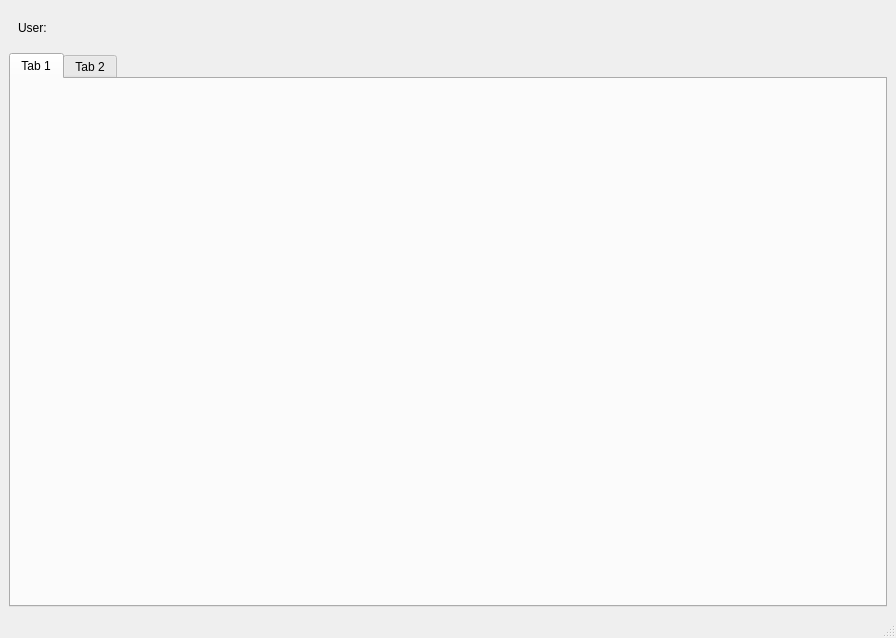
This is ui/ui_mainwindow.ui in jeremy-peng/eTicket as Qt 5 draws it before an edit. The edited form follows.
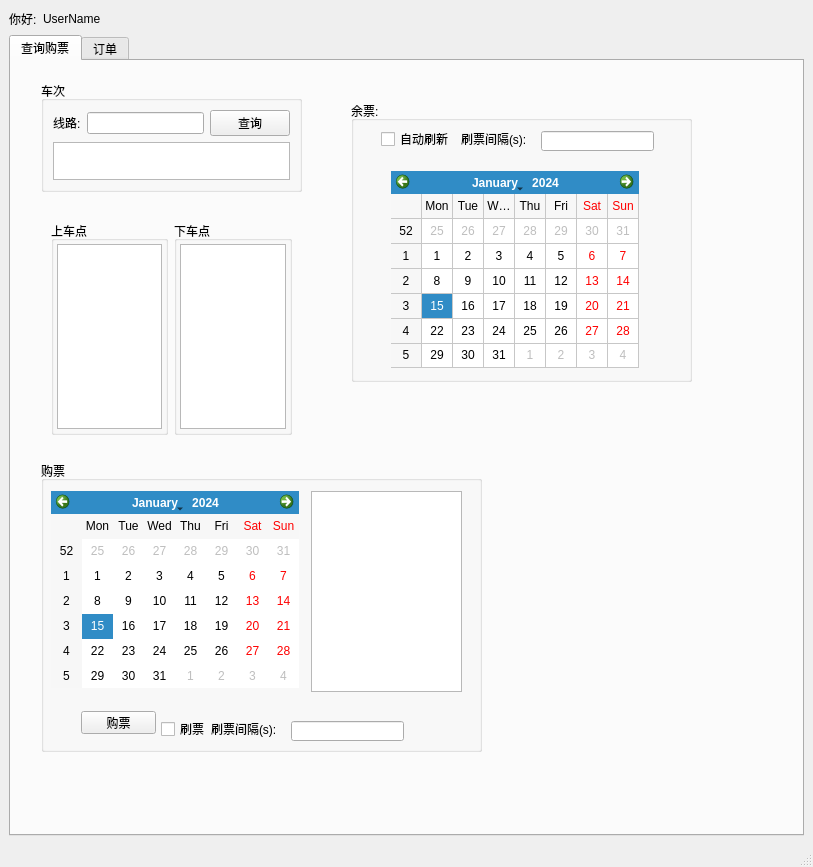
This is the edited form. Icons and pictures are not drawn.

Diff of the .ui file:
```diff
--- a/ui/ui_mainwindow.ui
+++ b/ui/ui_mainwindow.ui
@@ -6,8 +6,8 @@
    <rect>
     <x>0</x>
     <y>0</y>
-    <width>896</width>
-    <height>638</height>
+    <width>813</width>
+    <height>867</height>
    </rect>
   </property>
   <property name="windowTitle">
@@ -18,50 +18,312 @@
     <normaloff>:/image/bus.jpg</normaloff>:/image/bus.jpg</iconset>
   </property>
   <widget class="QWidget" name="centralwidget">
-   <layout class="QVBoxLayout" name="verticalLayout">
+   <layout class="QVBoxLayout" name="verticalLayout_2">
     <item>
-     <widget class="QWidget" name="widget" native="true">
-      <layout class="QHBoxLayout" name="horizontalLayout">
-       <item>
-        <widget class="QLabel" name="labelUserName">
-         <property name="text">
-          <string>User:</string>
-         </property>
-        </widget>
-       </item>
-       <item>
-        <widget class="QLabel" name="label_2">
-         <property name="text">
-          <string/>
-         </property>
-        </widget>
-       </item>
-       <item>
-        <spacer name="horizontalSpacer">
-         <property name="orientation">
-          <enum>Qt::Horizontal</enum>
-         </property>
-         <property name="sizeHint" stdset="0">
-          <size>
-           <width>40</width>
-           <height>20</height>
-          </size>
-         </property>
-        </spacer>
-       </item>
-      </layout>
-     </widget>
+     <layout class="QHBoxLayout" name="horizontalLayout_2">
+      <item>
+       <widget class="QLabel" name="label">
+        <property name="text">
+         <string>你好:</string>
+        </property>
+       </widget>
+      </item>
+      <item>
+       <widget class="QLabel" name="labelUserName">
+        <property name="text">
+         <string>UserName</string>
+        </property>
+       </widget>
+      </item>
+      <item>
+       <spacer name="horizontalSpacer">
+        <property name="orientation">
+         <enum>Qt::Horizontal</enum>
+        </property>
+        <property name="sizeHint" stdset="0">
+         <size>
+          <width>40</width>
+          <height>20</height>
+         </size>
+        </property>
+       </spacer>
+      </item>
+     </layout>
     </item>
     <item>
      <widget class="QTabWidget" name="tabWidget">
       <widget class="QWidget" name="tab">
        <attribute name="title">
-        <string>Tab 1</string>
+        <string>查询购票</string>
        </attribute>
+       <widget class="QGroupBox" name="groupBox_5">
+        <property name="geometry">
+         <rect>
+          <x>30</x>
+          <y>400</y>
+          <width>441</width>
+          <height>291</height>
+         </rect>
+        </property>
+        <property name="title">
+         <string>购票</string>
+        </property>
+        <widget class="QCalendarWidget" name="calendarWidget">
+         <property name="geometry">
+          <rect>
+           <x>10</x>
+           <y>30</y>
+           <width>248</width>
+           <height>197</height>
+          </rect>
+         </property>
+        </widget>
+        <widget class="QPushButton" name="pushButton">
+         <property name="geometry">
+          <rect>
+           <x>40</x>
+           <y>250</y>
+           <width>75</width>
+           <height>23</height>
+          </rect>
+         </property>
+         <property name="text">
+          <string>购票</string>
+         </property>
+        </widget>
+        <widget class="QCheckBox" name="checkBox">
+         <property name="geometry">
+          <rect>
+           <x>120</x>
+           <y>260</y>
+           <width>71</width>
+           <height>16</height>
+          </rect>
+         </property>
+         <property name="text">
+          <string>刷票</string>
+         </property>
+        </widget>
+        <widget class="QListWidget" name="listWidget_4">
+         <property name="geometry">
+          <rect>
+           <x>270</x>
+           <y>30</y>
+           <width>151</width>
+           <height>201</height>
+          </rect>
+         </property>
+        </widget>
+        <widget class="QLineEdit" name="lineEdit_2">
+         <property name="geometry">
+          <rect>
+           <x>250</x>
+           <y>260</y>
+           <width>113</width>
+           <height>20</height>
+          </rect>
+         </property>
+        </widget>
+        <widget class="QLabel" name="label_3">
+         <property name="geometry">
+          <rect>
+           <x>170</x>
+           <y>260</y>
+           <width>71</width>
+           <height>16</height>
+          </rect>
+         </property>
+         <property name="text">
+          <string>刷票间隔(s):</string>
+         </property>
+        </widget>
+       </widget>
+       <widget class="QGroupBox" name="groupBox_2">
+        <property name="geometry">
+         <rect>
+          <x>30</x>
+          <y>20</y>
+          <width>261</width>
+          <height>111</height>
+         </rect>
+        </property>
+        <property name="title">
+         <string>车次</string>
+        </property>
+        <layout class="QVBoxLayout" name="verticalLayout_3">
+         <item>
+          <layout class="QHBoxLayout" name="horizontalLayout_4">
+           <item>
+            <widget class="QLabel" name="label_2">
+             <property name="text">
+              <string>线路:</string>
+             </property>
+            </widget>
+           </item>
+           <item>
+            <widget class="QLineEdit" name="lineEdit"/>
+           </item>
+           <item>
+            <widget class="QPushButton" name="pushButton_2">
+             <property name="text">
+              <string>查询</string>
+             </property>
+            </widget>
+           </item>
+          </layout>
+         </item>
+         <item>
+          <widget class="QListWidget" name="listWidget"/>
+         </item>
+        </layout>
+       </widget>
+       <widget class="QGroupBox" name="groupBox_4">
+        <property name="geometry">
+         <rect>
+          <x>340</x>
+          <y>40</y>
+          <width>341</width>
+          <height>281</height>
+         </rect>
+        </property>
+        <property name="title">
+         <string>余票:</string>
+        </property>
+        <widget class="QCalendarWidget" name="calendarTicket">
+         <property name="geometry">
+          <rect>
+           <x>40</x>
+           <y>70</y>
+           <width>248</width>
+           <height>197</height>
+          </rect>
+         </property>
+         <property name="firstDayOfWeek">
+          <enum>Qt::Monday</enum>
+         </property>
+         <property name="gridVisible">
+          <bool>true</bool>
+         </property>
+         <property name="selectionMode">
+          <enum>QCalendarWidget::NoSelection</enum>
+         </property>
+         <property name="horizontalHeaderFormat">
+          <enum>QCalendarWidget::ShortDayNames</enum>
+         </property>
+         <property name="navigationBarVisible">
+          <bool>true</bool>
+         </property>
+         <property name="dateEditEnabled">
+          <bool>false</bool>
+         </property>
+        </widget>
+        <widget class="QCheckBox" name="checkBox_2">
+         <property name="geometry">
+          <rect>
+           <x>30</x>
+           <y>30</y>
+           <width>71</width>
+           <height>16</height>
+          </rect>
+         </property>
+         <property name="text">
+          <string>自动刷新</string>
+         </property>
+        </widget>
+        <widget class="QLineEdit" name="lineEdit_3">
+         <property name="geometry">
+          <rect>
+           <x>190</x>
+           <y>30</y>
+           <width>113</width>
+           <height>20</height>
+          </rect>
+         </property>
+         <property name="text">
+          <string/>
+         </property>
+        </widget>
+        <widget class="QLabel" name="label_4">
+         <property name="geometry">
+          <rect>
+           <x>110</x>
+           <y>30</y>
+           <width>71</width>
+           <height>16</height>
+          </rect>
+         </property>
+         <property name="text">
+          <string>刷票间隔(s):</string>
+         </property>
+        </widget>
+       </widget>
+       <widget class="QWidget" name="">
+        <property name="geometry">
+         <rect>
+          <x>40</x>
+          <y>160</y>
+          <width>241</width>
+          <height>214</height>
+         </rect>
+        </property>
+        <layout class="QHBoxLayout" name="horizontalLayout_3">
+         <item>
+          <widget class="QGroupBox" name="groupBox">
+           <property name="title">
+            <string>上车点</string>
+           </property>
+           <layout class="QHBoxLayout" name="horizontalLayout">
+            <property name="spacing">
+             <number>3</number>
+            </property>
+            <property name="leftMargin">
+             <number>3</number>
+            </property>
+            <property name="topMargin">
+             <number>3</number>
+            </property>
+            <property name="rightMargin">
+             <number>3</number>
+            </property>
+            <property name="bottomMargin">
+             <number>3</number>
+            </property>
+            <item>
+             <widget class="QListWidget" name="listWidget_2"/>
+            </item>
+           </layout>
+          </widget>
+         </item>
+         <item>
+          <widget class="QGroupBox" name="groupBox_3">
+           <property name="title">
+            <string>下车点</string>
+           </property>
+           <layout class="QVBoxLayout" name="verticalLayout">
+            <property name="leftMargin">
+             <number>3</number>
+            </property>
+            <property name="topMargin">
+             <number>3</number>
+            </property>
+            <property name="rightMargin">
+             <number>3</number>
+            </property>
+            <property name="bottomMargin">
+             <number>3</number>
+            </property>
+            <item>
+             <widget class="QListWidget" name="listWidget_3"/>
+            </item>
+           </layout>
+          </widget>
+         </item>
+        </layout>
+       </widget>
       </widget>
       <widget class="QWidget" name="tab_2">
        <attribute name="title">
-        <string>Tab 2</string>
+        <string>订单</string>
        </attribute>
       </widget>
      </widget>
```
Left out of the diff: 5 changed lines with no effect on the pictures.
